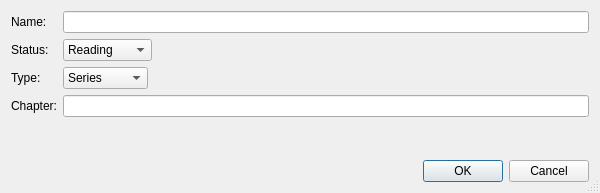
Above: src/UI/AddWorkDialog/AddWorkDialog.ui from NikolaRoev/Tracker before the change. Below: the same form after it.
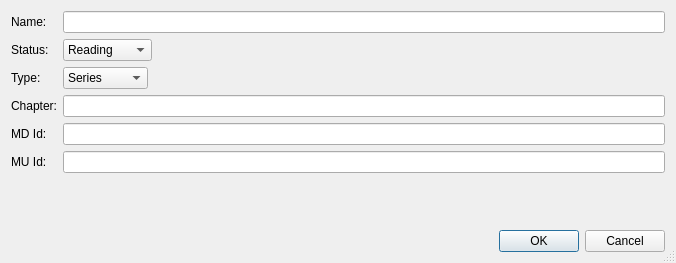
That is the form after the change.

```diff
--- a/src/UI/AddWorkDialog/AddWorkDialog.ui
+++ b/src/UI/AddWorkDialog/AddWorkDialog.ui
@@ -6,8 +6,8 @@
    <rect>
     <x>0</x>
     <y>0</y>
-    <width>600</width>
-    <height>193</height>
+    <width>676</width>
+    <height>263</height>
    </rect>
   </property>
   <property name="sizePolicy">
@@ -104,6 +104,26 @@
      <item row="3" column="1">
       <widget class="QLineEdit" name="chapterLineEdit"/>
      </item>
+     <item row="4" column="0">
+      <widget class="QLabel" name="label_4">
+       <property name="text">
+        <string>MD Id:</string>
+       </property>
+      </widget>
+     </item>
+     <item row="4" column="1">
+      <widget class="QLineEdit" name="mdLineEdit"/>
+     </item>
+     <item row="5" column="0">
+      <widget class="QLabel" name="label_6">
+       <property name="text">
+        <string>MU Id:</string>
+       </property>
+      </widget>
+     </item>
+     <item row="5" column="1">
+      <widget class="QLineEdit" name="muLineEdit"/>
+     </item>
     </layout>
    </item>
    <item>
```
